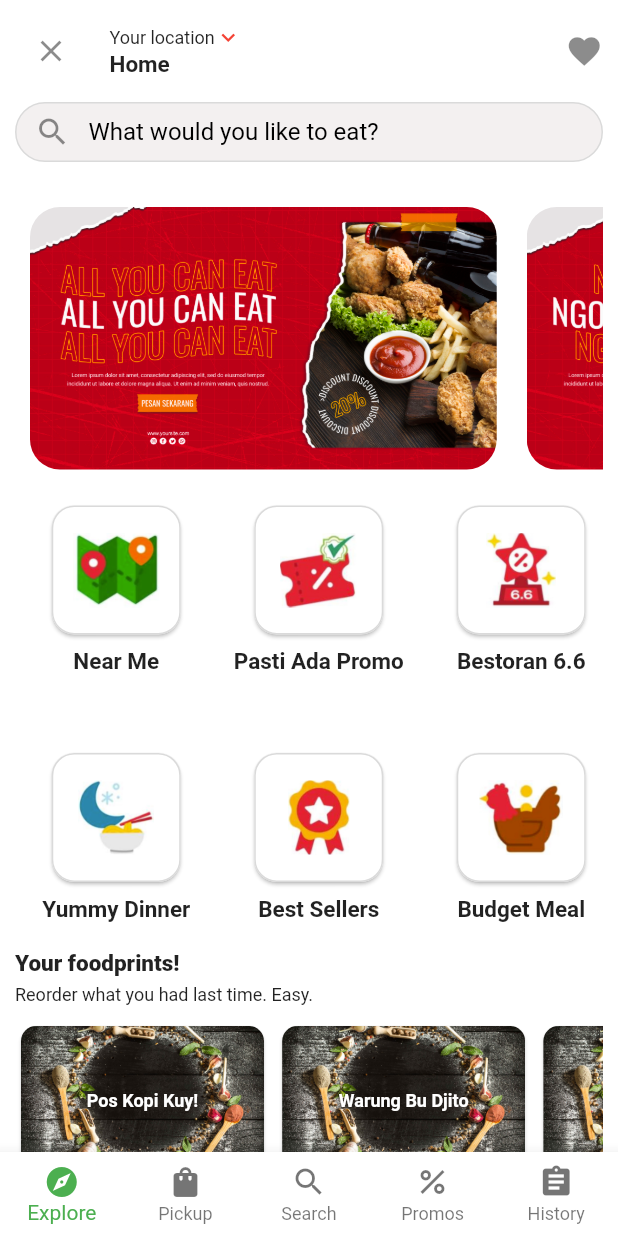
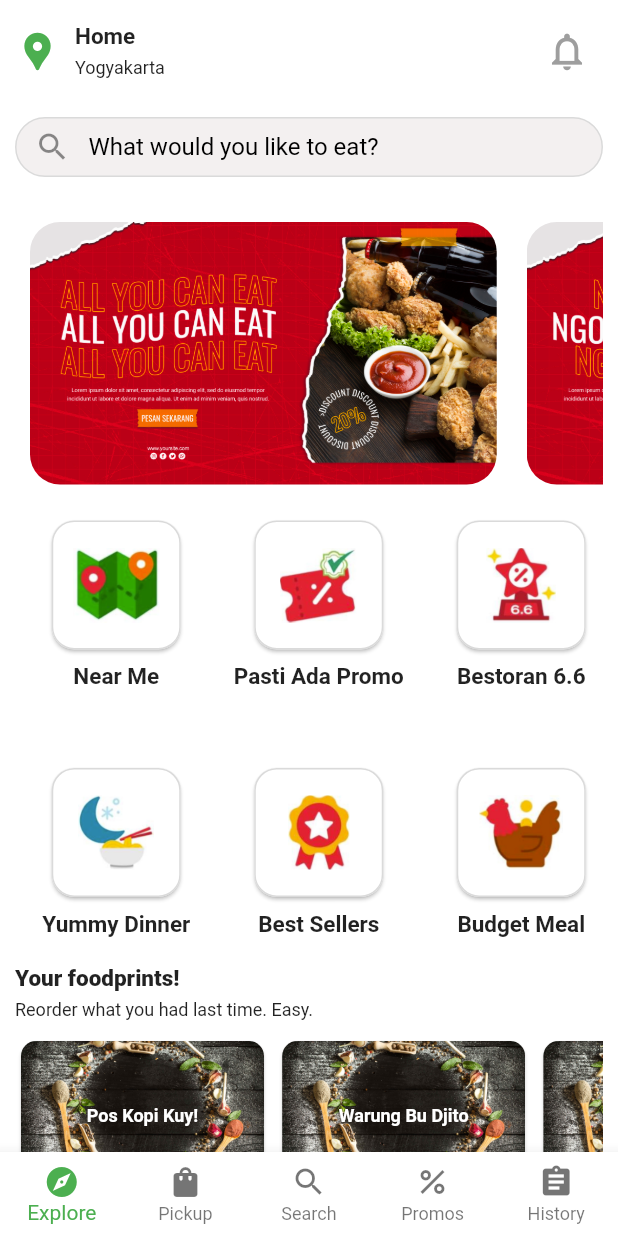
Before and after one commit to WarungSabeb/gojek, a Flutter app: the gofood screen opened directly, on a phone screen of 412 x 824 dp. Run offline on Flutter 3.47's test engine with Material 2 defaults, Android fonts, the phone set to English and light mode, and no system bars; our stand-ins replace flutter_svg.

Commit message:
Update gofood.dart

```diff
--- a/lib/main_screen/gofood.dart
+++ b/lib/main_screen/gofood.dart
@@ -3,6 +3,10 @@ import 'package:gojek/data/resto_data.dart';
 import 'package:gojek/model/resto_model.dart';
 import 'package:gojek/widget/main_screen_widget.dart';
 import 'package:gojek/main_screen/menu.dart';
+import 'package:gojek/main_screen/pickup.dart';
+import 'package:gojek/main_screen/pencarian.dart';
+
+
 
 class gofood extends StatefulWidget {
   gofood({Key? key}) : super(key: key);
@@ -19,10 +23,13 @@ class _gofoodState extends State<gofood> {
   final String _alamat = "Home";
 
   void _onTappedBottomNav(int index) {
+    List menuBottomNav = [gofood(), PickupPage(), PencarianPage()];
     if (index != _selectedIndex) {
       setState(() {
         _selectedIndex = index;
       });
+
+      Navigator.push(context, MaterialPageRoute(builder: (context)=> menuBottomNav.elementAt(index)));
     }
   }
 
@@ -47,8 +54,6 @@ class _gofoodState extends State<gofood> {
             );
           },
         ),
-
-
         IconCardWidget(
           iconAssets: 'assets/images/icon/Yummy.jpg',
           iconTitle: 'Yummy Dinner', routeName: '', onPressed: () {  },
@@ -154,6 +159,7 @@ class _gofoodState extends State<gofood> {
                                   restoName: resto.restoName,
                                   rating: resto.restoRating,
                                   penilai: resto.restoJudges,
+                                  restoImage: resto.restoImage,
                                   resto: resto,
                                 );
                               }).toList(),
@@ -176,12 +182,14 @@ class _gofoodState extends State<gofood> {
                           ),
                           const SizedBox(height: 5),
                           const Text(
-                            'Tasty eats',
+                            'Tasty eat',
                             style: TextStyle(
                               fontSize: 12,
                             ),
                           ),
                           const SizedBox(height: 15),
+
+                          // Tampilan Restoran
                             ListView.builder(
                               shrinkWrap: true,
                               padding: EdgeInsets.zero,
@@ -195,12 +203,13 @@ class _gofoodState extends State<gofood> {
                                   categoryResto: resto.restoCategory.join(", "),
                                   restoPlace: resto.restoLocation,
                                   restoName: resto.restoName,
+                                  restoImage: resto.restoImage,
                                   estMin: resto.estMinimum,
                                   estMax: resto.estMaximum,
                                   resto: resto,
                                 );
                               },
-                          )
+                            ),
                         ],
                       ),
                     )
@@ -220,6 +229,7 @@ class _gofoodState extends State<gofood> {
           BottomNavigationBarItem(
             icon: Icon(Icons.shopping_bag),
             label: 'Pickup',
+
           ),
           BottomNavigationBarItem(
             icon: Icon(Icons.search),
@@ -239,71 +249,59 @@ class _gofoodState extends State<gofood> {
         onTap: _onTappedBottomNav,
         type: BottomNavigationBarType.fixed,
         backgroundColor: Colors.white,
+
       ),
     );
   }
 
-  SafeArea buildHeader() {
-    return SafeArea(
-      child: Padding(
-        padding: EdgeInsets.only(
-          top: _verticalPadding,
-          left: _horizontalPadding,
-          right: _horizontalPadding,
+  Widget buildHeader() {
+    return Container(
+      padding: EdgeInsets.symmetric(
+        vertical: _verticalPadding,
+        horizontal: _horizontalPadding,
       ),
       child: Row(
-          mainAxisAlignment: MainAxisAlignment.spaceBetween,
         children: [
-            IconButton(
-              icon: Icon(Icons.close),
-              color: Colors.black45,
-              onPressed: () {
-                Navigator.pop(context);
-              },
+          Icon(
+            Icons.location_pin,
+            color: Colors.green,
+            size: 30,
           ),
           const SizedBox(
-              width: 15,
+            width: 10,
           ),
           Expanded(
             child: Column(
               crossAxisAlignment: CrossAxisAlignment.start,
               children: [
-                  const Row(
-                    children: [
                 Text(
-                        'Your location',
+                  _alamat,
+                  style: TextStyle(
+                    fontSize: 15,
+                    fontWeight: FontWeight.bold,
+                  ),
+                ),
+                const SizedBox(
+                  height: 5,
+                ),
+                Text(
+                  'Yogyakarta',
                   style: TextStyle(
                     fontSize: 12,
                   ),
                 ),
-                      Icon(
-                        Icons.expand_more,
-                        color: Colors.red,
-                        size: 18,
-                      ),
-                    ],
-                  ),
-                  Text(
-                    _alamat,
-                    overflow: TextOverflow.ellipsis,
-                    style: const TextStyle(
-                      fontSize: 15,
-                      fontWeight: FontWeight.bold,
-                    ),
-                  )
               ],
             ),
           ),
-            const SizedBox(
-              width: 15,
+          IconButton(
+            onPressed: () {},
+            icon: Icon(
+              Icons.notifications_none,
+              color: Colors.grey,
+              size: 30,
             ),
-            const Icon(
-              Icons.favorite_sharp,
-              color: Colors.black45,
-              size: 25,
-            )
+          ),
         ],
-        ),
       ),
     );
   }
```
Lines whose indentation alone changed are shown as unchanged.
